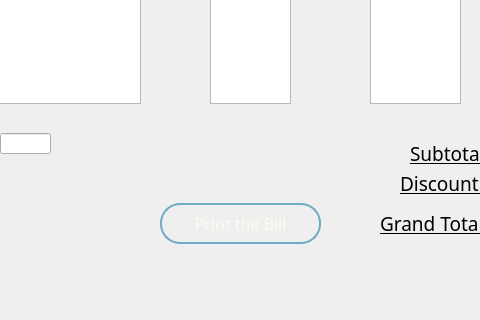
First picture: the form in bill_win.ui, repository Dharmraj06/woc7.0-python-gui-restaurant-management, before the edit; both pictures show x 280 to 760 and y 527 to 847 of the 1007 by 847 pixel window.
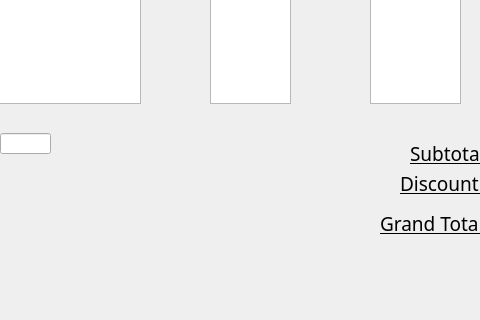
Second picture: the form after the edit. Icons and pictures are not drawn.

```diff
--- a/bill_win.ui
+++ b/bill_win.ui
@@ -17,7 +17,13 @@
    <iconset>
     <normaloff>icon.png</normaloff>icon.png</iconset>
   </property>
+  <property name="styleSheet">
+   <string notr="true"/>
+  </property>
   <widget class="QWidget" name="centralwidget">
+   <property name="styleSheet">
+    <string notr="true"/>
+   </property>
    <widget class="QLabel" name="logo_label">
     <property name="geometry">
      <rect>
@@ -277,66 +283,6 @@
      <string>Clear</string>
     </property>
    </widget>
-   <widget class="QPushButton" name="print_pb">
-    <property name="geometry">
-     <rect>
-      <x>440</x>
-      <y>730</y>
-      <width>161</width>
-      <height>41</height>
-     </rect>
-    </property>
-    <property name="font">
-     <font>
-      <family>Segoe UI Variable Small</family>
-      <pointsize>-1</pointsize>
-     </font>
-    </property>
-    <property name="styleSheet">
-     <string notr="true">QPushButton {
-    background-color: qlineargradient(spread:repeat, x1:0, y1:0.602, x2:1, y2:0.603, 
-    stop:0.0631579 rgba(0, 115, 168, 216), 
-    stop:0.448864 rgba(14, 116, 163, 227), 
-    stop:0.653409 rgba(25, 116, 159, 199), 
-    stop:0.8125 rgba(35, 117, 155, 191), 
-    stop:0.982955 rgba(49, 118, 150, 185));
-    
-    color: #FFFAF0;  
-    border-radius: 20px;      
-    padding: 10px;             
-    font-size: 16px;           
-    border: 2px solid rgb(112, 172, 198);  /* Blue border */
-}
-
-QPushButton {
-    background-color: qlineargradient(spread:repeat, x1:0, y1:0.602, x2:1, y2:0.603, 
-    stop:0.0631579 rgba(0, 115, 168, 216), 
-    stop:0.448864 rgba(14, 116, 163, 227), 
-    stop:0.653409 rgba(25, 116, 159, 199), 
-    stop:0.8125 rgba(35, 117, 155, 191), 
-    stop:0.982955 rgba(49, 118, 150, 185));
-    
-    color: #FFFAF0;  
-    border-radius: 20px;      
-    padding: 10px;             
-    font-size: 16px;           
-    border: 2px solid rgb(112, 172, 198);  /* Blue border */
-}
-
-QPushButton:pressed {
-    background-color: qlineargradient(spread:repeat, x1:0, y1:0.602, x2:1, y2:0.603, 
-    stop:0.0631579 rgba(0, 100, 140, 216),
-    stop:0.448864 rgba(10, 100, 140, 227), 
-    stop:0.653409 rgba(20, 100, 140, 199), 
-    stop:0.8125 rgba(30, 100, 140, 191), 
-    stop:0.982955 rgba(40, 100, 140, 185));
-}
-</string>
-    </property>
-    <property name="text">
-     <string>Print the Bill</string>
-    </property>
-   </widget>
    <widget class="QWidget" name="layoutWidget">
     <property name="geometry">
      <rect>
```
